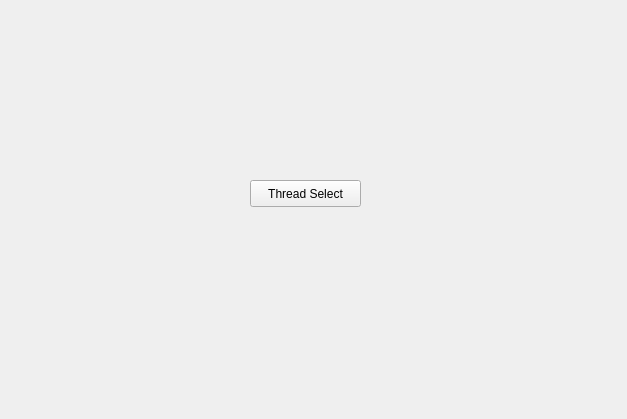
First picture: the form in pyqt/ht/main_window.ui, repository opetelin/olegs_test_repo, before the edit.
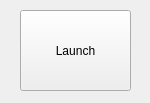
Second picture: the form after the edit.

```diff
--- a/pyqt/ht/main_window.ui
+++ b/pyqt/ht/main_window.ui
@@ -6,8 +6,8 @@
    <rect>
     <x>0</x>
     <y>0</y>
-    <width>627</width>
-    <height>419</height>
+    <width>150</width>
+    <height>103</height>
    </rect>
   </property>
   <property name="windowTitle">
@@ -17,14 +17,14 @@
    <widget class="QPushButton" name="btn_test">
     <property name="geometry">
      <rect>
-      <x>250</x>
-      <y>180</y>
+      <x>20</x>
+      <y>10</y>
       <width>111</width>
-      <height>27</height>
+      <height>81</height>
      </rect>
     </property>
     <property name="text">
-     <string>Thread Select</string>
+     <string>Launch</string>
     </property>
    </widget>
   </widget>
```
